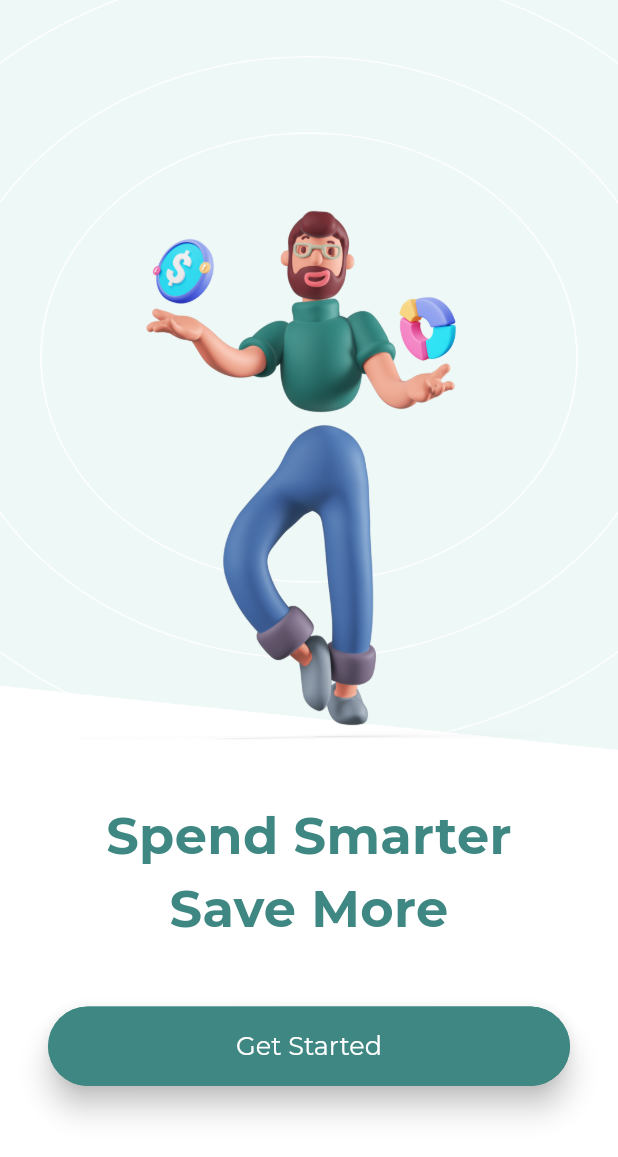
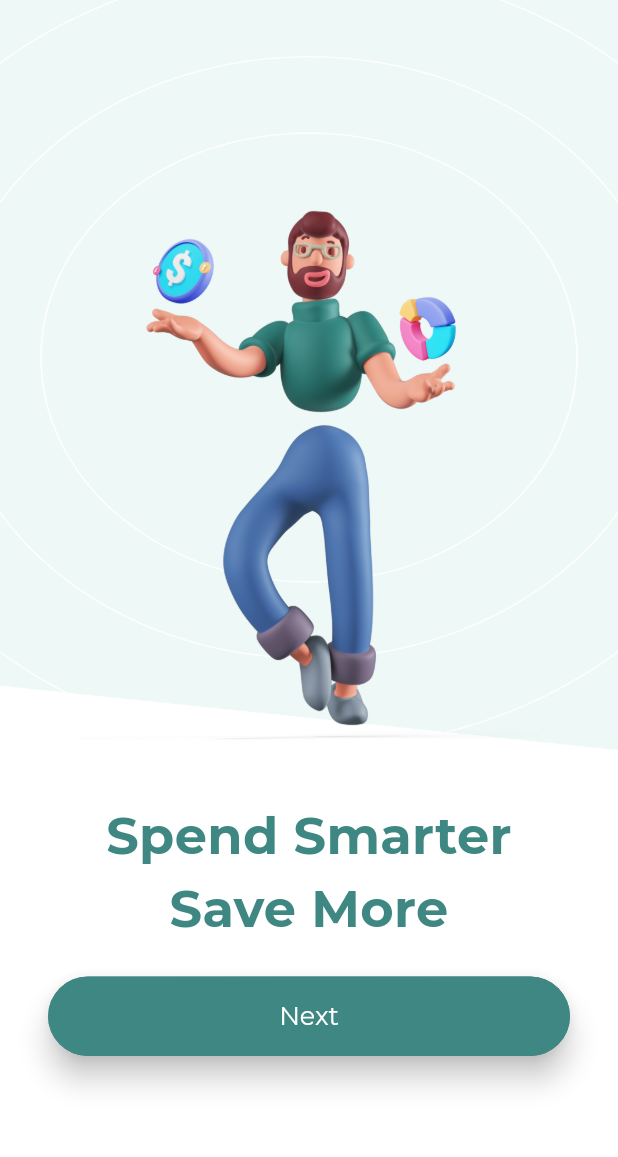
Before and after one commit to shahzadafridi/ExpenseTracker, a Flutter app: the screen it shows after launch, on a phone screen of 412 x 824 dp. Shown: the top 1157 px of the screen. Run offline on Flutter 3.47's test engine with Material 3 defaults, Android fonts, the phone set to English and light mode, and no system bars; our stand-ins replace dotted_border, easy_localization, fl_chart, flutter_phoenix, flutter_svg, get_it and 3 more; accounts and stored records are empty.

Commit message:
Enhanced onboarding screen with multiple slides and navigation
- Added a second onboarding image asset.
- Updated the application's initial route to the onboarding screen.
- Modified `OnBoardingViewModel` to support multiple slider objects.
- Added a title property to the `SliderObject` model.
- Implemented page navigation (next/get started) in `OnBoardingView`.
- Added "Next" string resource.
- Updated `OnBoardingPage` to display the dynamic title from `SliderObject`.

```diff
--- a/lib/app/app.dart
+++ b/lib/app/app.dart
@@ -53,7 +53,7 @@ class _MyAppState extends State<MyApp> {
         supportedLocales: context.supportedLocales,
         locale: context.locale,
         onGenerateRoute: RouteGenerator.getRoute,
-        initialRoute: Routes.splashRoute,
+        initialRoute: Routes.onBpardingRoute,
         theme: getApplicationTheme(),
       ),
     );
--- a/lib/features/onboarding/on_boarding_view.dart
+++ b/lib/features/onboarding/on_boarding_view.dart
@@ -64,7 +64,8 @@ class _OnBoardingViewState extends State<OnBoardingView> {
 
     return Scaffold(
         backgroundColor: ColorManager.white,
-        body: PageView.builder(
+        body: Stack(children: [
+          PageView.builder(
             controller: _controller,
             itemCount: sliderViewObject.numberOfSlides,
             onPageChanged: (index) {
@@ -72,7 +73,46 @@ class _OnBoardingViewState extends State<OnBoardingView> {
             },
             itemBuilder: (_, index) =>
                 OnBoardingPage(sliderViewObject.sliderObject),
-        ));
+          ),
+          Positioned(
+              left: AppSize.s32,
+              right: AppSize.s32,
+              bottom: AppSize.s120,
+              child: Container(
+                width: double.infinity, // or your desired width
+                decoration: BoxDecoration(
+                  gradient: ColorManager.primaryGradient,
+                  borderRadius: BorderRadius.circular(AppSize.s40),
+                ),
+                child: ElevatedButton(
+                  onPressed: () {
+                    if (sliderViewObject.currentIndex ==
+                        sliderViewObject.numberOfSlides - 1) {
+                      Navigator.pushReplacementNamed(context, Routes.homeRoute);
+                    } else {
+                      _controller.nextPage(
+                        duration: const Duration(milliseconds: 300),
+                        curve: Curves.easeIn,
+                      );
+                    }
+                  },
+                  style: ElevatedButton.styleFrom(
+                    elevation: AppSize.s8,
+                    padding: const EdgeInsets.symmetric(vertical: AppSize.s16),
+                    shape: RoundedRectangleBorder(
+                      borderRadius: BorderRadius.circular(AppSize.s40),
+                    ),
+                  ),
+                  child: Text(
+                    sliderViewObject.currentIndex ==
+                            sliderViewObject.numberOfSlides - 1
+                        ? AppStrings.onBoardingButton
+                        : AppStrings.next,
+                    style: const TextStyle(color: Colors.white),
+                  ),
+                ),
+              ))
+        ]));
   }
 }
 
@@ -109,37 +149,10 @@ class OnBoardingPage extends StatelessWidget {
         Padding(
           padding: const EdgeInsets.all(AppSize.s32),
           child: Text(
-            AppStrings.onBoardingTitle1,
+            sliderObject.title ?? AppStrings.onBoardingTitle1,
             style: getBoldStyle(
                 color: ColorManager.primary, fontSize: FontSize.s34),
             textAlign: TextAlign.center,
-          ),
-        ),
-        Padding(
-          padding: const EdgeInsets.only(
-              left: AppSize.s32, right: AppSize.s32, top: AppSize.s8),
-          child: Container(
-            width: double.infinity, // or your desired width
-            decoration: BoxDecoration(
-              gradient: ColorManager.primaryGradient,
-              borderRadius: BorderRadius.circular(AppSize.s40),
-            ),
-            child: ElevatedButton(
-              onPressed: () {
-                Navigator.pushReplacementNamed(context, Routes.homeRoute);
-              },
-              style: ElevatedButton.styleFrom(
-                elevation: AppSize.s8,
-                padding: const EdgeInsets.symmetric(vertical: AppSize.s16),
-                shape: RoundedRectangleBorder(
-                  borderRadius: BorderRadius.circular(AppSize.s40),
-                ),
-              ),
-              child: const Text(
-                AppStrings.onBoardingButton,
-                style: TextStyle(color: Colors.white),
-              ),
-            ),
           ),
         )
       ],
--- a/lib/features/onboarding/onboarding_viewmodel.dart
+++ b/lib/features/onboarding/onboarding_viewmodel.dart
@@ -6,16 +6,23 @@ import 'package:easy_localization/easy_localization.dart';
 
 abstract class OnBoardingViewModelBase {
   void dispose();
+
   void start();
+
   int goNext();
+
   int goPrevious();
+
   void onPageChanged(int index);
+
   Sink get inputSliderViewObject;
+
   Stream<SliderViewObject> get outputSliderViewObject;
 }
 
 class OnBoardingViewModel extends OnBoardingViewModelBase {
-  final StreamController<SliderViewObject> _streamController = StreamController<SliderViewObject>();
+  final StreamController<SliderViewObject> _streamController =
+      StreamController<SliderViewObject>();
 
   late final List<SliderObject> _list;
   int _currentPageIndex = 0;
@@ -61,22 +68,26 @@ class OnBoardingViewModel extends OnBoardingViewModelBase {
   Sink get inputSliderViewObject => _streamController.sink;
 
   @override
-  Stream<SliderViewObject> get outputSliderViewObject => _streamController.stream;
+  Stream<SliderViewObject> get outputSliderViewObject =>
+      _streamController.stream;
 
   void _postDataToView() {
     final sliderViewObject = SliderViewObject(
-      _list[_currentPageIndex],
-      _list.length,
-      _currentPageIndex
-    );
+        _list[_currentPageIndex], _list.length, _currentPageIndex);
 
     inputSliderViewObject.add(sliderViewObject);
   }
 
   List<SliderObject> _getSliderData() => [
-    SliderObject(
-      ImageAssets.onBoardingBackground1,
-      ImageAssets.onBoardingLogo1,
-    )
-  ];
+        SliderObject(
+            "Spend Smarter Save More",
+            ImageAssets.onBoardingBackground1,
+            ImageAssets.onBoardingLogo1
+        ),
+        SliderObject(
+            "Where does it come from",
+            ImageAssets.onBoardingBackground1,
+            ImageAssets.onBoardingLogo2
+        )
+      ];
 }
--- a/lib/model/SliderObjectModel.dart
+++ b/lib/model/SliderObjectModel.dart
@@ -1,8 +1,9 @@
 class SliderObject {
   final String background;
   final String image;
+  final String? title;
 
-  SliderObject(this.background, this.image);
+  SliderObject( this.title, this.background, this.image);
 }
 
 class SliderViewObject {
--- a/lib/resources/assets_manager.dart
+++ b/lib/resources/assets_manager.dart
@@ -4,6 +4,7 @@ const String _jsonPath = "assets/json/";
 class ImageAssets {
 
   static const String onBoardingLogo1 = "${_imagePath}onboarding_image1.png";
+  static const String onBoardingLogo2 = "${_imagePath}onboarding_image2.png";
   static const String onBoardingBackground1 = "${_imagePath}onboarding_bg_image1.png";
 
   static const String notification = "${_imagePath}notification.png";
--- a/lib/resources/string_manager.dart
+++ b/lib/resources/string_manager.dart
@@ -5,6 +5,7 @@ class AppStrings {
   static const String noRouteFound = "no_route_found";
   static const String onBoardingTitle1 = "Spend Smarter Save More";
   static const String onBoardingButton = "Get Started";
+  static const String next = "Next";
 
   static const String insertButton = "Add";
 
--- a/pubspec.yaml
+++ b/pubspec.yaml
@@ -79,6 +79,7 @@ flutter:
   # To add assets to your application, add an assets section, like this:
   assets:
     - assets/images/onboarding_image1.png
+    - assets/images/onboarding_image2.png
     - assets/images/onboarding_bg_image1.png
     - assets/images/curve_header_image.png
     - assets/images/menu_icon.png
```
Also changed, not shown: assets/images/onboarding_image2.png (added). Lines whose indentation alone changed are shown as unchanged.
